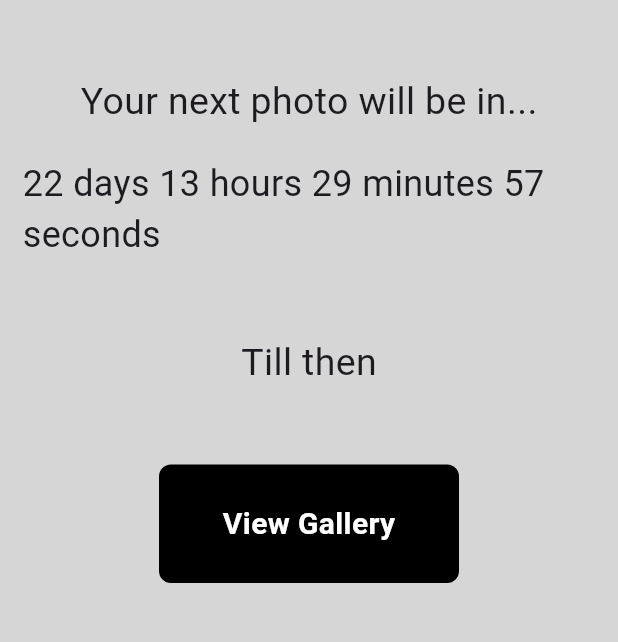
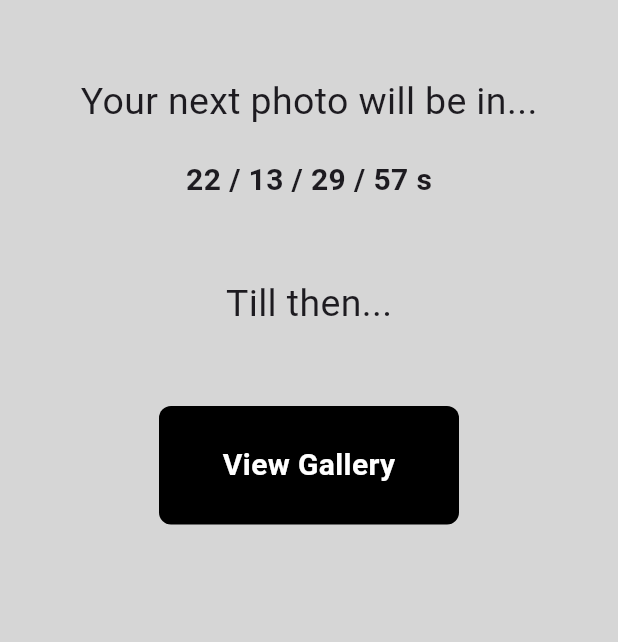
Before and after one commit to Preet869/Months, a Flutter app: the screen it shows once a user with an empty profile is signed in, on a phone screen of 412 x 824 dp, the part 323-965 px from its top. Run offline on Flutter 3.47's test engine with Material 3 defaults, Android fonts, the light colour scheme and no system bars; our stand-ins replace firebase_auth, firebase_core, lottie; accounts and stored records are empty; statements that could not run were skipped.

Commit message:
time update

```diff
--- a/lib/Pages/home_page.dart
+++ b/lib/Pages/home_page.dart
@@ -50,7 +50,7 @@ class _HomePageState extends State<HomePage> {
               const SizedBox(height: 50),
               Text(
                 style: TextStyle(fontSize: 25),
-                'Till then'
+                'Till then...'
               ),
               const SizedBox(height: 50),
               MyButton(onTap: signOut, text: 'View Gallery'),
--- a/lib/componments/count_down.dart
+++ b/lib/componments/count_down.dart
@@ -17,10 +17,11 @@ class _CountdownPageState extends State<CountdownPage> {
   void initState() {
     super.initState();
     _calculateNextMonth();
-    _startTimer();
+    _startTimer(); //updates the UI every second to reflect
   }
 
   void _calculateNextMonth() {
+    //calculates the date of the next month based on the current date.
     DateTime now = DateTime.now();
     int currentMonth = now.month;
     int nextMonth = currentMonth == 12 ? 1 : currentMonth + 1;
@@ -52,8 +53,8 @@ class _CountdownPageState extends State<CountdownPage> {
       mainAxisAlignment: MainAxisAlignment.center,
       children: [
         Text(
-          '$days days $hours hours $minutes minutes $seconds seconds',
-          style: const TextStyle(fontSize: 24),
+          '$days / $hours / $minutes / $seconds s',
+          style: const TextStyle(fontSize: 20, fontWeight: FontWeight.bold),
         ),
       ],
     );
```
